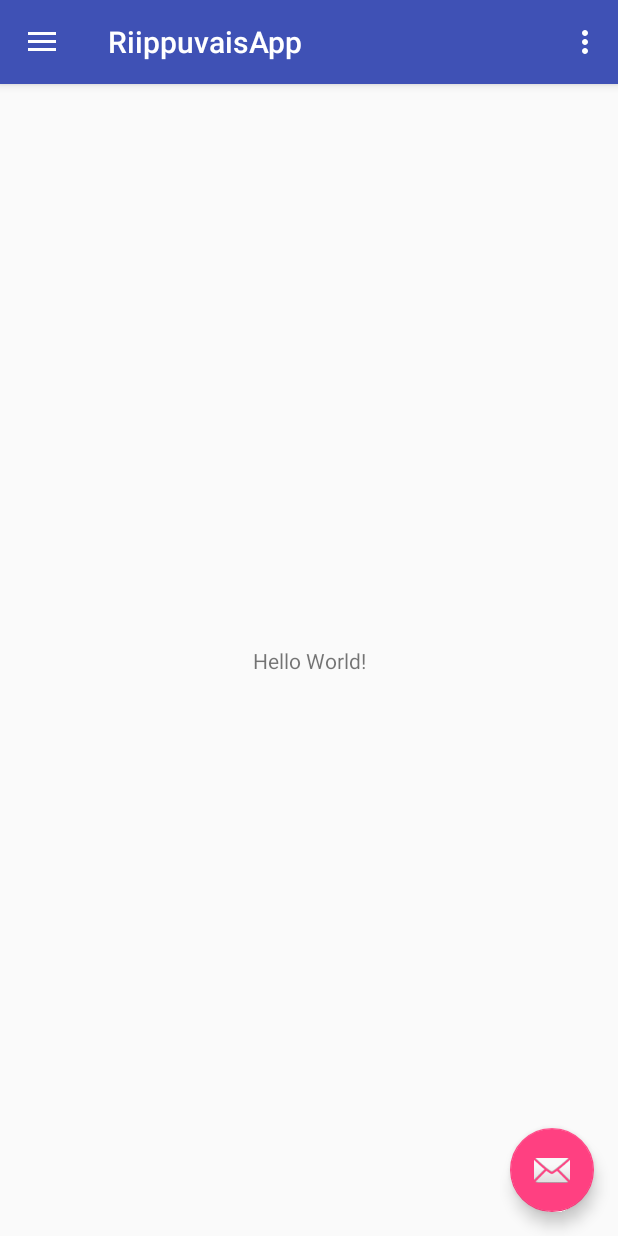
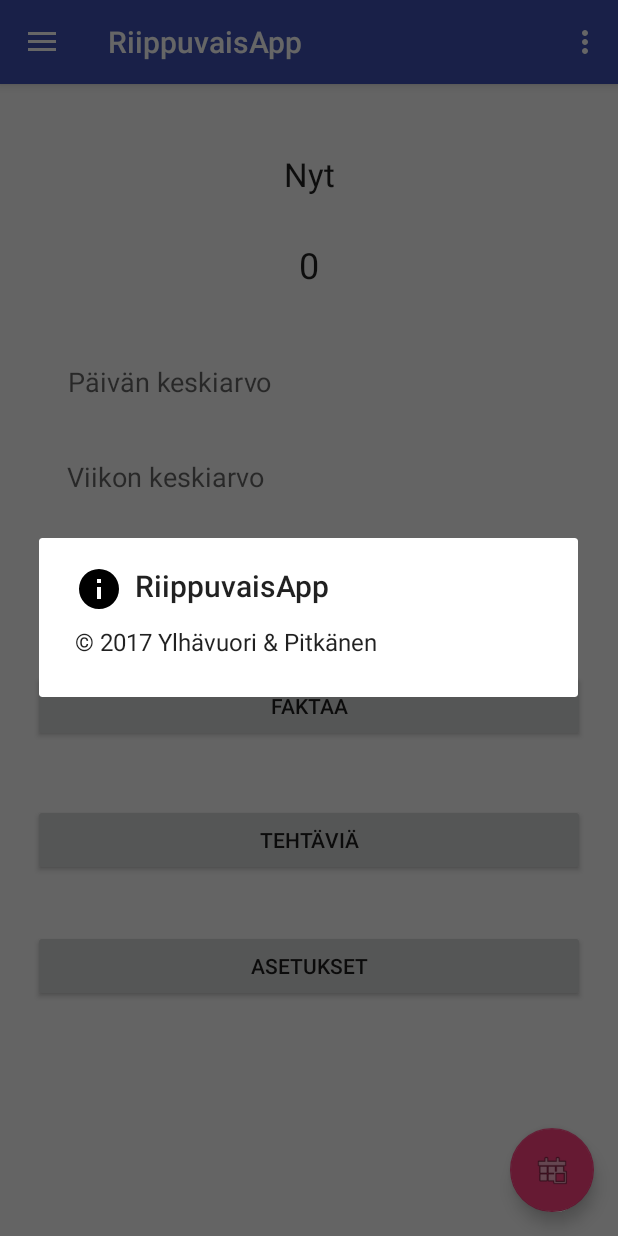
Before and after one commit to areee/RiippuvaisApp, an Android app: the screen it shows after launch (MainActivity), in the options menu, after a tap on "Tietoja", on a phone screen of 412 x 824 dp. Run offline under Robolectric (Android 15) with nearby library versions, the light colour scheme and no system bars.

Commit message:
some code added

```diff
--- a/app/src/main/AndroidManifest.xml
+++ b/app/src/main/AndroidManifest.xml
@@ -1,6 +1,8 @@
 <?xml version="1.0" encoding="utf-8"?>
 <manifest xmlns:android="http://schemas.android.com/apk/res/android"
-    package="fi.uta.riippuvaisapp">
+    package="fi.uta.riippuvaisapp"
+    android:versionCode="0"
+    android:versionName="0.1">
 
     <application
         android:allowBackup="true"
@@ -19,6 +21,8 @@
                 <category android:name="android.intent.category.LAUNCHER" />
             </intent-filter>
         </activity>
+        <activity android:name=".FactActivity">
+        </activity>
     </application>
 
 </manifest>
--- a/app/src/main/java/fi/uta/riippuvaisapp/MainActivity.java
+++ b/app/src/main/java/fi/uta/riippuvaisapp/MainActivity.java
@@ -1,8 +1,14 @@
 package fi.uta.riippuvaisapp;
 
+import android.app.DatePickerDialog;
+import android.app.Dialog;
+import android.content.DialogInterface;
 import android.os.Bundle;
 import android.support.design.widget.FloatingActionButton;
 import android.support.design.widget.Snackbar;
+import android.support.v4.app.DialogFragment;
+import android.support.v4.app.Fragment;
+import android.support.v7.app.AlertDialog;
 import android.view.View;
 import android.support.design.widget.NavigationView;
 import android.support.v4.view.GravityCompat;
@@ -13,25 +19,29 @@ import android.support.v7.widget.Toolbar;
 import android.view.Menu;
 import android.view.MenuItem;
 
+import java.util.Calendar;
+
 public class MainActivity extends AppCompatActivity
         implements NavigationView.OnNavigationItemSelectedListener {
 
     @Override
     protected void onCreate(Bundle savedInstanceState) {
         super.onCreate(savedInstanceState);
+        // hampurilaisvalikko:
         setContentView(R.layout.activity_main);
         Toolbar toolbar = (Toolbar) findViewById(R.id.toolbar);
         setSupportActionBar(toolbar);
 
+        // oikean alanurkan kalenterinappi:
         FloatingActionButton fab = (FloatingActionButton) findViewById(R.id.fab);
         fab.setOnClickListener(new View.OnClickListener() {
             @Override
             public void onClick(View view) {
-                Snackbar.make(view, "Replace with your own action", Snackbar.LENGTH_LONG)
+                Snackbar.make(view, "Tästä kalenteriin", Snackbar.LENGTH_LONG)
                         .setAction("Action", null).show();
             }
         });
-
+        // lisää juttuja hampurilaisvalikkoon:
         DrawerLayout drawer = (DrawerLayout) findViewById(R.id.drawer_layout);
         ActionBarDrawerToggle toggle = new ActionBarDrawerToggle(
                 this, drawer, toolbar, R.string.navigation_drawer_open, R.string.navigation_drawer_close);
@@ -42,6 +52,7 @@ public class MainActivity extends AppCompatActivity
         navigationView.setNavigationItemSelectedListener(this);
     }
 
+    // hampurilaisvalikon juttuja:
     @Override
     public void onBackPressed() {
         DrawerLayout drawer = (DrawerLayout) findViewById(R.id.drawer_layout);
@@ -52,6 +63,7 @@ public class MainActivity extends AppCompatActivity
         }
     }
 
+    // action bar -valikko:
     @Override
     public boolean onCreateOptionsMenu(Menu menu) {
         // Inflate the menu; this adds items to the action bar if it is present.
@@ -59,6 +71,7 @@ public class MainActivity extends AppCompatActivity
         return true;
     }
 
+    // action bar -valikossa valittu kohteita:
     @Override
     public boolean onOptionsItemSelected(MenuItem item) {
         // Handle action bar item clicks here. The action bar will
@@ -67,27 +80,37 @@ public class MainActivity extends AppCompatActivity
         int id = item.getItemId();
 
         //noinspection SimplifiableIfStatement
-        if (id == R.id.action_tietoja) {
+        if (id == R.id.action_about) {
+            System.out.println("Tietoja on painettu.");
+
+            new AlertDialog.Builder(this)
+                    .setTitle(R.string.app_name)
+                    .setMessage(R.string.about_app_message)
+                    .setIcon(R.drawable.information)
+                    .show();
             return true;
         }
-
         return super.onOptionsItemSelected(item);
     }
 
+    // hampurilaisvalikon kohteita valittu:
     @SuppressWarnings("StatementWithEmptyBody")
     @Override
     public boolean onNavigationItemSelected(MenuItem item) {
         // Handle navigation view item clicks here.
         int id = item.getItemId();
+        Fragment fragment = null;
 
-        if (id == R.id.nav_camera) {
-            // Handle the camera action
-        } else if (id == R.id.nav_gallery) {
+        if (id == R.id.nav_home) {
+            System.out.println("Kotiin valittu");
 
-        } else if (id == R.id.nav_slideshow) {
+        } else if (id == R.id.nav_facts) {
+            System.out.println("Faktaa valittu");
 
-        } else if (id == R.id.nav_manage) {
-
+        } else if (id == R.id.nav_exercises) {
+            System.out.println("Tehtävät valittu");
+        } else if (id == R.id.nav_settings) {
+            System.out.println("Asetukset valittu");
         }
 
 //        else if (id == R.id.nav_share) {
--- a/app/src/main/res/layout/app_bar_main.xml
+++ b/app/src/main/res/layout/app_bar_main.xml
@@ -28,6 +28,6 @@
         android:layout_height="wrap_content"
         android:layout_gravity="bottom|end"
         android:layout_margin="@dimen/fab_margin"
-        app:srcCompat="@android:drawable/ic_dialog_email" />
+        app:srcCompat="@android:drawable/ic_menu_today" />
 
 </android.support.design.widget.CoordinatorLayout>
--- a/app/src/main/res/layout/content_main.xml
+++ b/app/src/main/res/layout/content_main.xml
@@ -9,12 +9,87 @@
     tools:showIn="@layout/app_bar_main">
 
     <TextView
+        android:id="@+id/now_text"
         android:layout_width="wrap_content"
         android:layout_height="wrap_content"
-        android:text="Hello World!"
+        android:text="@string/now_text"
+        android:textAppearance="@style/TextAppearance.AppCompat.Large"
+        app:layout_constraintLeft_toLeftOf="parent"
+        app:layout_constraintRight_toRightOf="parent"
+        app:layout_constraintBottom_toBottomOf="parent"
+        app:layout_constraintTop_toTopOf="parent"
+        app:layout_constraintHorizontal_bias="0.501"
+        app:layout_constraintVertical_bias="0.061" />
+
+    <TextView
+        android:id="@+id/number_of_use"
+        android:layout_width="wrap_content"
+        android:layout_height="wrap_content"
+        android:text="0"
+        android:textAppearance="@style/TextAppearance.AppCompat.Headline"
         app:layout_constraintBottom_toBottomOf="parent"
         app:layout_constraintLeft_toLeftOf="parent"
         app:layout_constraintRight_toRightOf="parent"
-        app:layout_constraintTop_toTopOf="parent" />
+        app:layout_constraintTop_toTopOf="parent"
+        app:layout_constraintVertical_bias="0.141" />
+
+    <TextView
+        android:id="@+id/day_average"
+        android:layout_width="wrap_content"
+        android:layout_height="wrap_content"
+        android:text="Päivän keskiarvo"
+        android:textAppearance="@style/TextAppearance.AppCompat.Medium"
+        app:layout_constraintBottom_toBottomOf="parent"
+        app:layout_constraintHorizontal_bias="0.164"
+        app:layout_constraintLeft_toLeftOf="parent"
+        app:layout_constraintRight_toRightOf="parent"
+        app:layout_constraintTop_toBottomOf="@+id/number_of_use"
+        app:layout_constraintVertical_bias="0.081" />
+
+    <TextView
+        android:id="@+id/week_average"
+        android:layout_width="wrap_content"
+        android:layout_height="wrap_content"
+        android:text="Viikon keskiarvo"
+        android:textAppearance="@style/TextAppearance.AppCompat.Medium"
+        app:layout_constraintBottom_toBottomOf="parent"
+        app:layout_constraintHorizontal_bias="0.16"
+        app:layout_constraintLeft_toLeftOf="parent"
+        app:layout_constraintRight_toRightOf="parent"
+        app:layout_constraintTop_toBottomOf="@+id/day_average"
+        app:layout_constraintVertical_bias="0.073" />
+
+    <Button
+        android:id="@+id/facts_button"
+        android:layout_width="368dp"
+        android:layout_height="wrap_content"
+        android:text="Faktaa"
+        app:layout_constraintRight_toRightOf="parent"
+        app:layout_constraintLeft_toLeftOf="parent"
+        app:layout_constraintBottom_toTopOf="@+id/exercises_button"
+        app:layout_constraintTop_toBottomOf="@+id/week_average"
+        app:layout_constraintVertical_bias="0.74" />
+
+    <Button
+        android:id="@+id/settings_button"
+        android:layout_width="368dp"
+        android:layout_height="wrap_content"
+        android:text="Asetukset"
+        app:layout_constraintRight_toRightOf="parent"
+        app:layout_constraintLeft_toLeftOf="parent"
+        app:layout_constraintBottom_toBottomOf="parent"
+        app:layout_constraintTop_toBottomOf="@+id/exercises_button"
+        app:layout_constraintVertical_bias="0.189" />
+
+    <Button
+        android:id="@+id/exercises_button"
+        android:layout_width="368dp"
+        android:layout_height="wrap_content"
+        android:text="Tehtäviä"
+        app:layout_constraintBottom_toBottomOf="parent"
+        app:layout_constraintLeft_toLeftOf="parent"
+        app:layout_constraintRight_toRightOf="parent"
+        app:layout_constraintTop_toBottomOf="@+id/week_average"
+        app:layout_constraintVertical_bias="0.462" />
 
 </android.support.constraint.ConstraintLayout>
--- a/app/src/main/res/layout/nav_header_main.xml
+++ b/app/src/main/res/layout/nav_header_main.xml
@@ -23,13 +23,13 @@
         android:layout_width="match_parent"
         android:layout_height="wrap_content"
         android:paddingTop="@dimen/nav_header_vertical_spacing"
-        android:text="RiippuvaisApp"
+        android:text="@string/app_name"
         android:textAppearance="@style/TextAppearance.AppCompat.Body2" />
 
     <TextView
         android:id="@+id/textView"
         android:layout_width="wrap_content"
         android:layout_height="wrap_content"
-        android:text="Sovellus älypuhelinriippuvaisille" />
+        android:text="@string/description" />
 
 </LinearLayout>
--- a/app/src/main/res/menu/activity_main_drawer.xml
+++ b/app/src/main/res/menu/activity_main_drawer.xml
@@ -3,19 +3,19 @@
 
     <group android:checkableBehavior="single">
         <item
-            android:id="@+id/nav_camera"
+            android:id="@+id/nav_home"
             android:icon="@drawable/home"
             android:title="Alkuun" />
         <item
-            android:id="@+id/nav_gallery"
+            android:id="@+id/nav_facts"
             android:icon="@drawable/pencil"
             android:title="Faktaa" />
         <item
-            android:id="@+id/nav_slideshow"
+            android:id="@+id/nav_exercises"
             android:icon="@drawable/information"
             android:title="Tehtäviä" />
         <item
-            android:id="@+id/nav_manage"
+            android:id="@+id/nav_settings"
             android:icon="@drawable/settings"
             android:title="Asetukset" />
     </group>
--- a/app/src/main/res/menu/main.xml
+++ b/app/src/main/res/menu/main.xml
@@ -2,7 +2,7 @@
 <menu xmlns:android="http://schemas.android.com/apk/res/android"
     xmlns:app="http://schemas.android.com/apk/res-auto">
     <item
-        android:id="@+id/action_tietoja"
+        android:id="@+id/action_about"
         android:orderInCategory="100"
         android:title="Tietoja"
         app:showAsAction="never" />
--- a/app/src/main/res/values/strings.xml
+++ b/app/src/main/res/values/strings.xml
@@ -1,8 +1,13 @@
 <resources>
     <string name="app_name">RiippuvaisApp</string>
 
-    <string name="navigation_drawer_open">Open navigation drawer</string>
-    <string name="navigation_drawer_close">Close navigation drawer</string>
+    <string name="navigation_drawer_open">Avaa navigaatio</string>
+    <string name="navigation_drawer_close">Sulje navigaatio</string>
 
-    <string name="action_settings">Settings</string>
+    <string name="action_settings">Asetukset</string>
+    <string name="description">Sovellus älypuhelinriippuvaisille</string>
+    <string name="about_app">Tietoja sovelluksesta</string>
+    <string name="about_app_message">© 2017 Ylhävuori &amp; Pitkänen</string>
+    <string name="fact_title">Faktaa</string>
+    <string name="now_text">Nyt</string>
 </resources>
```
Also changed, not shown: app/src/main/java/fi/uta/riippuvaisapp/FactActivity.java (added, +13 -0 lines), app/src/main/res/layout/activity_fact.xml (added, +23 -0 lines).
